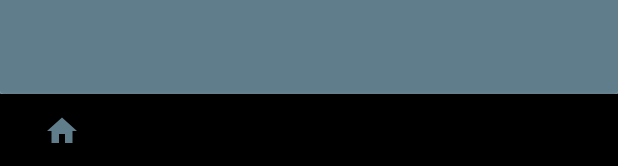
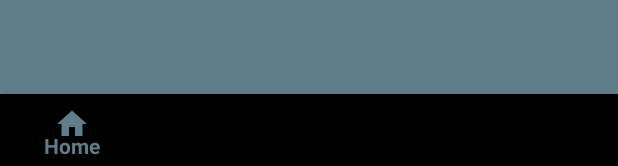
Before and after one commit to axel-sanchez/ReproductorEnKotlin, an Android app: the layout activity_main.xml on its own in the app's theme, with its tools: preview values and no code run, on a phone screen of 412 x 824 dp. Shown: the part 1067-1233 px from the top of the screen. Run offline under Robolectric (Android 15) with nearby library versions, the phone set to English and light mode, and no system bars.

Commit message:
nada importante

```diff
--- a/app/src/main/java/com/axel/reproductorenkotlin/MainActivity.kt
+++ b/app/src/main/java/com/axel/reproductorenkotlin/MainActivity.kt
@@ -5,6 +5,7 @@ import android.media.MediaPlayer
 import android.support.v7.app.AppCompatActivity
 import android.os.Bundle
 import android.os.SystemClock
+import android.support.design.widget.BottomNavigationView
 import android.view.View
 import android.widget.*
 import java.lang.Exception
--- a/app/src/main/res/layout/activity_main.xml
+++ b/app/src/main/res/layout/activity_main.xml
@@ -16,6 +16,7 @@
         android:elevation="50dp">
 
         <FrameLayout
+            android:id="@+id/contenedor"
             android:layout_width="match_parent"
             android:layout_height="match_parent"
             android:background="@color/colorPrimary"/>
@@ -24,12 +25,9 @@
 
 
     <android.support.design.widget.BottomNavigationView
+        android:id="@+id/navegador"
         android:layout_width="match_parent"
         android:layout_height="50dp"
         android:layout_alignParentBottom="true"
-        app:menu="@menu/nav_menu"
-        app:labelVisibilityMode="unlabeled"
-        android:outlineAmbientShadowColor="#ffffff"
-    android:outlineSpotShadowColor="#ffffff"/>
-
+        app:menu="@menu/nav_menu"/>
 </RelativeLayout>
```
